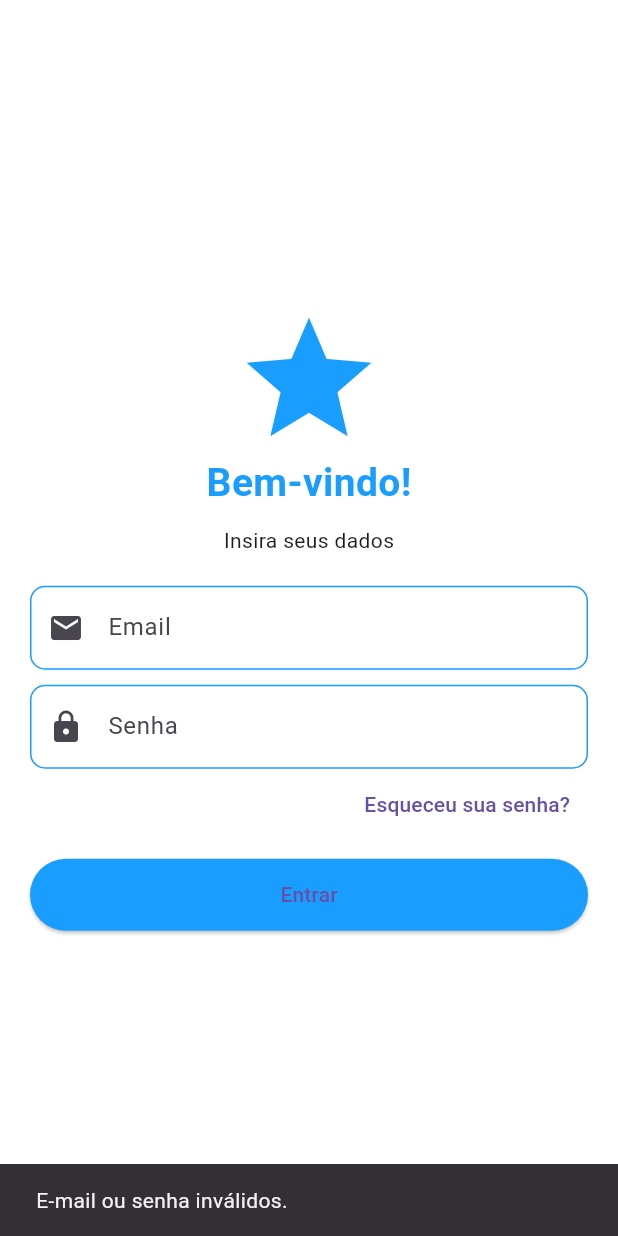
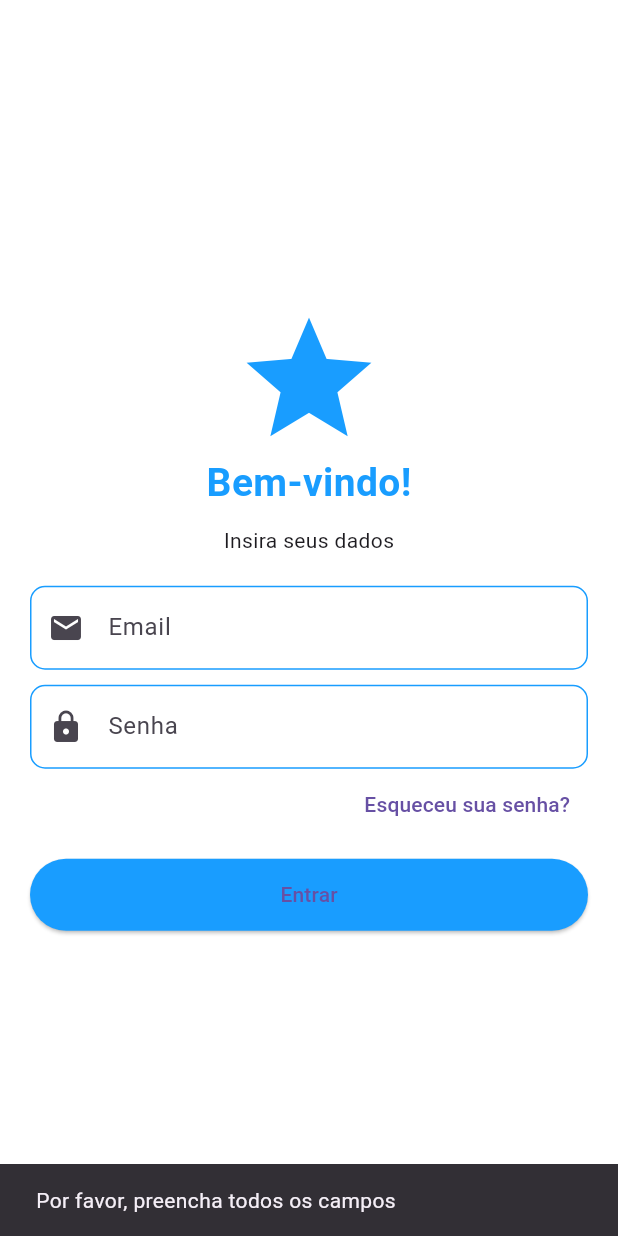
Before and after one commit to RhuanLino/CELC-App, a Flutter app: the LoginScreen screen opened by its route, after a tap on "Entrar", on a phone screen of 412 x 824 dp. Run offline on Flutter 3.47's test engine with Material 3 defaults, Android fonts, the phone set to English and light mode, and no system bars; our stand-ins replace flutter_secure_storage; accounts and stored records are empty.

Commit message:
adicionando endpoint login

```diff
--- a/lib/login_screen.dart
+++ b/lib/login_screen.dart
@@ -1,3 +1,5 @@
+import 'package:celc_app/core/requests.dart';
+import 'package:celc_app/home_screen.dart';
 import 'package:flutter/material.dart';
 
 class LoginScreen extends StatefulWidget {
@@ -11,18 +13,33 @@ class _LoginScreenState extends State<LoginScreen> {
   final _emailController = TextEditingController();
   final _senhaController = TextEditingController();
 
-  void _login() {
+  void _login() async {
     String email = _emailController.text;
     String senha = _senhaController.text;
 
-    if (email == 'teste@email.com' && senha == '123456') {
-      Navigator.pushReplacementNamed(context, '/nav'); // Redireciona para as telas com menu
+    if (email.isEmpty || senha.isEmpty) {
+      ScaffoldMessenger.of(context).showSnackBar(
+        const SnackBar(content: Text('Por favor, preencha todos os campos')),
+      );
+      return;
+    }
+
+    final response = await login(email, senha);
+
+    if (response.containsKey('error')) {
+      // Se houver erro no login
+      ScaffoldMessenger.of(context).showSnackBar(
+        SnackBar(content: Text(response['error'])),
+      );
     } else {
-      ScaffoldMessenger.of(context).showSnackBar(
-        SnackBar(content: Text('E-mail ou senha inválidos.')),
+      // Sucesso no login, redirecionando para a tela principal
+      Navigator.pushReplacement(
+        context,
+        MaterialPageRoute(builder: (context) => const HomeScreen()),
       );
     }
   }
+
 
   @override
   Widget build(BuildContext context) {
```
Also changed, not shown: lib/core/requests.dart (added, +48 -0 lines), pubspec.yaml (+2 -24 lines), pubspec.lock, 5 other files.
